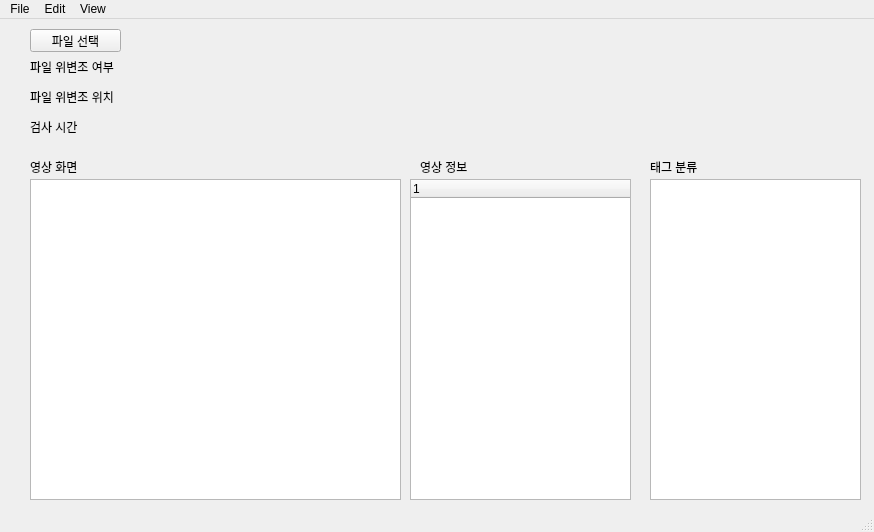
jamemanionda/2023_skku_medical, file main.ui: the form before one commit.
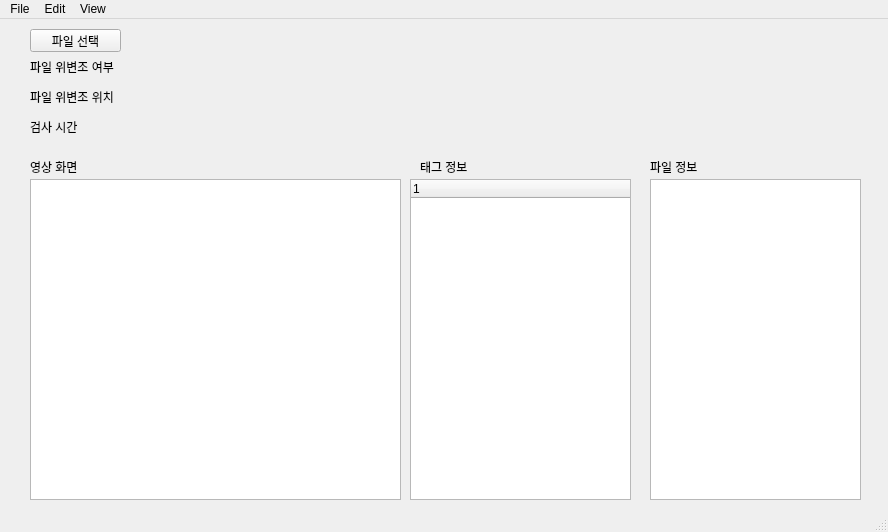
The form after the commit.

Commit message: Merge branch 'main' of https://github.com/jamemanionda/2023_skku_medical

```diff
--- a/main.ui
+++ b/main.ui
@@ -6,7 +6,7 @@
    <rect>
     <x>0</x>
     <y>0</y>
-    <width>874</width>
+    <width>888</width>
     <height>532</height>
    </rect>
   </property>
@@ -86,7 +86,7 @@
      </rect>
     </property>
     <property name="text">
-     <string>태그 분류</string>
+     <string>파일 정보</string>
     </property>
    </widget>
    <widget class="QTextBrowser" name="dicomTags">
@@ -128,7 +128,7 @@
      </rect>
     </property>
     <property name="text">
-     <string>영상 정보</string>
+     <string>태그 정보</string>
     </property>
    </widget>
    <widget class="QLabel" name="file_isForgery_text">
@@ -189,7 +189,7 @@
     <rect>
      <x>0</x>
      <y>0</y>
-     <width>874</width>
+     <width>888</width>
      <height>21</height>
     </rect>
    </property>
```
Left out of the diff: 5 changed lines with no effect on the pictures. The commit also changes 2 other files.
